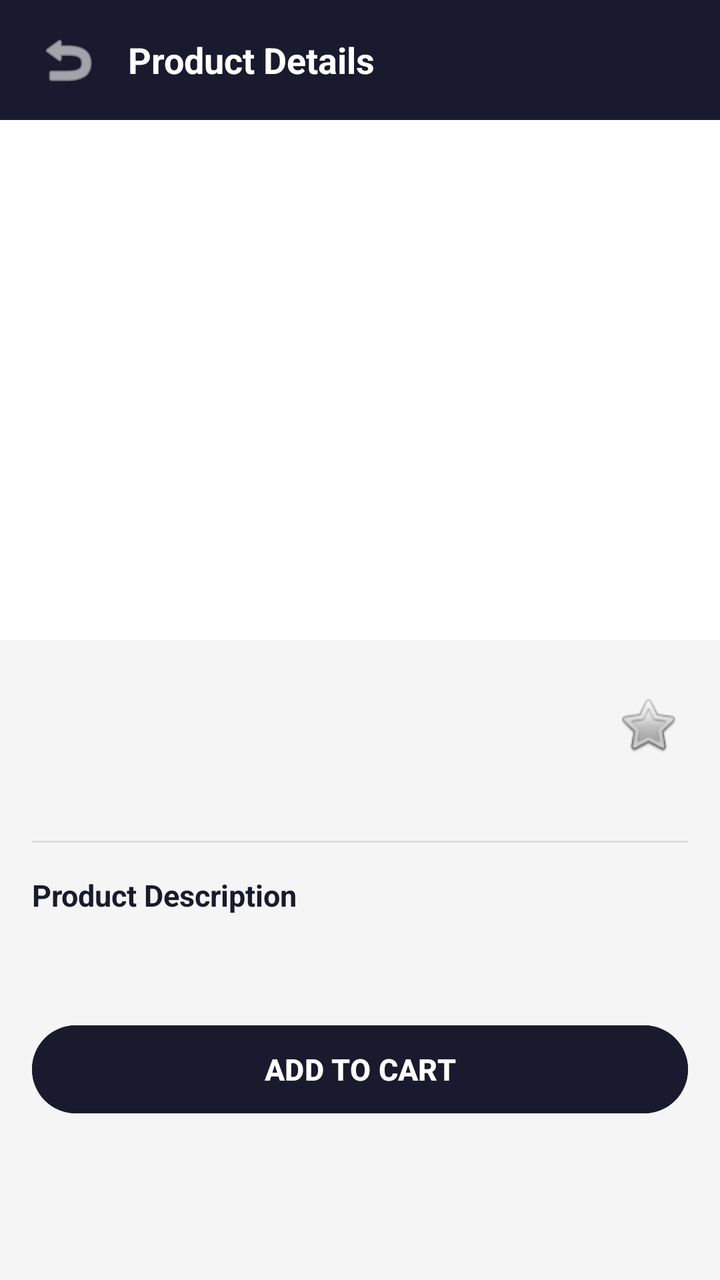
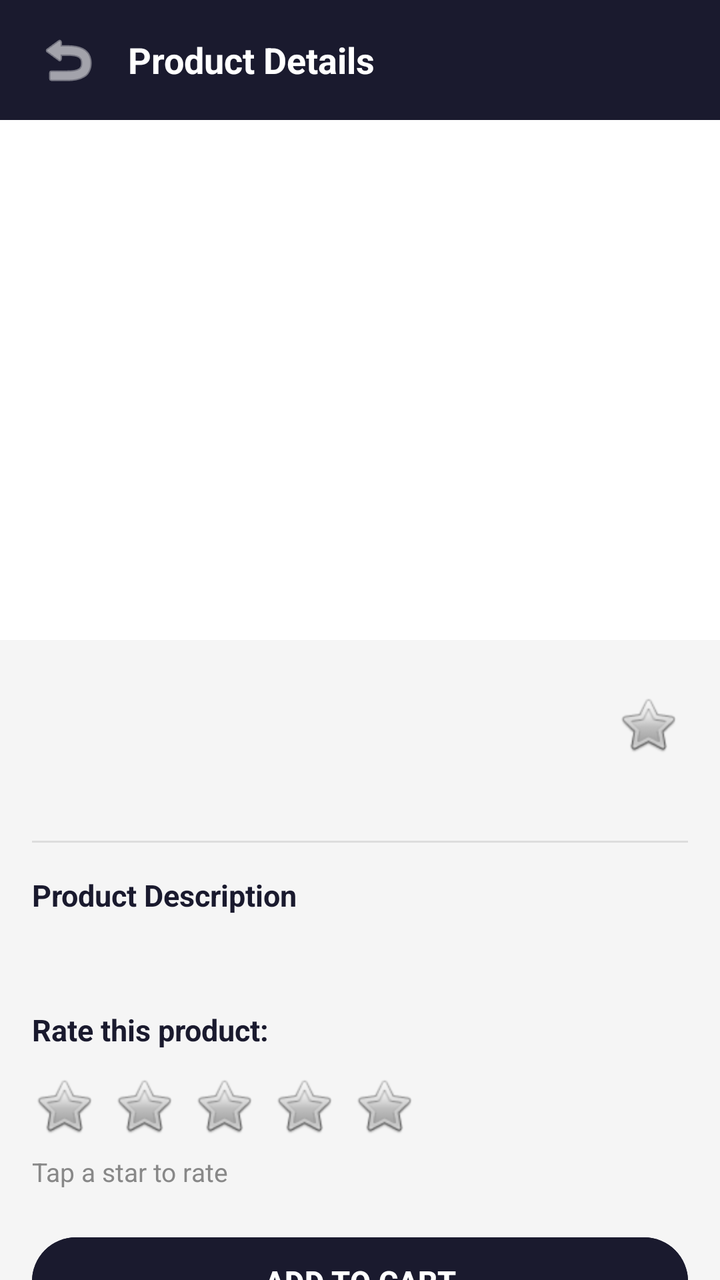

Screens rendered from an Android XML layout before and after an edit, with the pre-edit source and the edit as a unified diff.
<!-- AndroidManifest.xml: application theme Theme.AlphonseTronics -->
<!-- res/layout/activity_product_detail.xml -->
<?xml version="1.0" encoding="utf-8"?>
<androidx.core.widget.NestedScrollView xmlns:android="http://schemas.android.com/apk/res/android"
    xmlns:app="http://schemas.android.com/apk/res-auto"
    android:layout_width="match_parent"
    android:layout_height="match_parent"
    android:background="#F5F5F5"
    android:fillViewport="true">

    <androidx.constraintlayout.widget.ConstraintLayout
        android:id="@+id/main"
        android:layout_width="match_parent"
        android:layout_height="wrap_content">

        
        <LinearLayout
            android:id="@+id/topBar"
            android:layout_width="0dp"
            android:layout_height="60dp"
            android:background="#1A1A2E"
            android:gravity="center_vertical"
            android:orientation="horizontal"
            android:paddingStart="16dp"
            android:paddingEnd="16dp"
            app:layout_constraintTop_toTopOf="parent"
            app:layout_constraintStart_toStartOf="parent"
            app:layout_constraintEnd_toEndOf="parent">

            <ImageButton
                android:id="@+id/btnBack"
                android:layout_width="36dp"
                android:layout_height="36dp"
                android:background="?attr/selectableItemBackgroundBorderless"
                android:src="@android:drawable/ic_menu_revert"
                android:contentDescription="Back"
                android:layout_marginEnd="12dp"
                app:tint="#FFFFFF" />

            <TextView
                android:layout_width="0dp"
                android:layout_height="wrap_content"
                android:layout_weight="1"
                android:text="Product Details"
                android:textColor="#FFFFFF"
                android:textSize="18sp"
                android:textStyle="bold" />

        </LinearLayout>

        
        <ImageView
            android:id="@+id/imgProduct"
            android:layout_width="0dp"
            android:layout_height="260dp"
            android:scaleType="fitCenter"
            android:background="#FFFFFF"
            android:padding="24dp"
            app:layout_constraintTop_toBottomOf="@id/topBar"
            app:layout_constraintStart_toStartOf="parent"
            app:layout_constraintEnd_toEndOf="parent" />

        
        <TextView
            android:id="@+id/tvProductName"
            android:layout_width="0dp"
            android:layout_height="wrap_content"
            android:textSize="20sp"
            android:textStyle="bold"
            android:textColor="#1A1A2E"
            android:layout_marginStart="16dp"
            android:layout_marginEnd="16dp"
            android:layout_marginTop="20dp"
            app:layout_constraintTop_toBottomOf="@id/imgProduct"
            app:layout_constraintStart_toStartOf="parent"
            app:layout_constraintEnd_toEndOf="parent" />

        
        <TextView
            android:id="@+id/tvPrice"
            android:layout_width="0dp"
            android:layout_height="wrap_content"
            android:textSize="22sp"
            android:textStyle="bold"
            android:textColor="#0066CC"
            android:layout_marginStart="16dp"
            android:layout_marginTop="8dp"
            app:layout_constraintTop_toBottomOf="@id/tvProductName"
            app:layout_constraintStart_toStartOf="parent" />

        
        <ImageButton
            android:id="@+id/btnLiked"
            android:layout_width="40dp"
            android:layout_height="40dp"
            android:background="?attr/selectableItemBackgroundBorderless"
            android:src="@android:drawable/btn_star_big_off"
            android:contentDescription="Like"
            android:layout_marginEnd="16dp"
            app:layout_constraintTop_toBottomOf="@id/imgProduct"
            app:layout_constraintEnd_toEndOf="parent"
            app:layout_constraintBottom_toBottomOf="@id/tvPrice" />

        
        <View
            android:id="@+id/divider"
            android:layout_width="0dp"
            android:layout_height="1dp"
            android:background="#DDDDDD"
            android:layout_marginStart="16dp"
            android:layout_marginEnd="16dp"
            android:layout_marginTop="16dp"
            app:layout_constraintTop_toBottomOf="@id/tvPrice"
            app:layout_constraintStart_toStartOf="parent"
            app:layout_constraintEnd_toEndOf="parent" />

        
        <TextView
            android:id="@+id/tvDescLabel"
            android:layout_width="0dp"
            android:layout_height="wrap_content"
            android:text="Product Description"
            android:textSize="15sp"
            android:textStyle="bold"
            android:textColor="#1A1A2E"
            android:layout_marginStart="16dp"
            android:layout_marginEnd="16dp"
            android:layout_marginTop="16dp"
            app:layout_constraintTop_toBottomOf="@id/divider"
            app:layout_constraintStart_toStartOf="parent"
            app:layout_constraintEnd_toEndOf="parent" />

        
        <TextView
            android:id="@+id/tvDescription"
            android:layout_width="0dp"
            android:layout_height="wrap_content"
            android:textSize="14sp"
            android:textColor="#555555"
            android:lineSpacingExtra="4dp"
            android:layout_marginStart="16dp"
            android:layout_marginEnd="16dp"
            android:layout_marginTop="8dp"
            app:layout_constraintTop_toBottomOf="@id/tvDescLabel"
            app:layout_constraintStart_toStartOf="parent"
            app:layout_constraintEnd_toEndOf="parent" />

        
        <Button
            android:id="@+id/btnAddToCart"
            android:layout_width="0dp"
            android:layout_height="52dp"
            android:text="ADD TO CART"
            android:textSize="15sp"
            android:textStyle="bold"
            android:backgroundTint="#1A1A2E"
            android:layout_marginStart="16dp"
            android:layout_marginEnd="16dp"
            android:layout_marginTop="24dp"
            android:layout_marginBottom="32dp"
            app:layout_constraintTop_toBottomOf="@id/tvDescription"
            app:layout_constraintStart_toStartOf="parent"
            app:layout_constraintEnd_toEndOf="parent" />

    </androidx.constraintlayout.widget.ConstraintLayout>
</androidx.core.widget.NestedScrollView>
<!-- resources referenced by this layout -->
<resources>
  <style name="Theme.AlphonseTronics" parent="Base.Theme.AlphonseTronics" />
  <style name="Base.Theme.AlphonseTronics" parent="Theme.Material3.DayNight.NoActionBar">
          
          
      </style>
</resources>

<!-- the commit's change to res/layout/activity_product_detail.xml (unified diff, before → after) -->
@@ -144,6 +144,90 @@
             app:layout_constraintEnd_toEndOf="parent" />
 
         
+        <TextView
+            android:id="@+id/tvRatingLabel"
+            android:layout_width="0dp"
+            android:layout_height="wrap_content"
+            android:text="Rate this product:"
+            android:textSize="15sp"
+            android:textStyle="bold"
+            android:textColor="#1A1A2E"
+            android:layout_marginStart="16dp"
+            android:layout_marginEnd="16dp"
+            android:layout_marginTop="20dp"
+            app:layout_constraintTop_toBottomOf="@id/tvDescription"
+            app:layout_constraintStart_toStartOf="parent"
+            app:layout_constraintEnd_toEndOf="parent" />
+
+        
+        <LinearLayout
+            android:id="@+id/ratingRow"
+            android:layout_width="wrap_content"
+            android:layout_height="wrap_content"
+            android:orientation="horizontal"
+            android:layout_marginStart="12dp"
+            android:layout_marginTop="8dp"
+            app:layout_constraintTop_toBottomOf="@id/tvRatingLabel"
+            app:layout_constraintStart_toStartOf="parent">
+
+            <ImageButton
+                android:id="@+id/star1"
+                android:layout_width="40dp"
+                android:layout_height="40dp"
+                android:background="?attr/selectableItemBackgroundBorderless"
+                android:src="@android:drawable/btn_star_big_off"
+                android:contentDescription="1 star" />
+
+            <ImageButton
+                android:id="@+id/star2"
+                android:layout_width="40dp"
+                android:layout_height="40dp"
+                android:background="?attr/selectableItemBackgroundBorderless"
+                android:src="@android:drawable/btn_star_big_off"
+                android:contentDescription="2 stars" />
+
+            <ImageButton
+                android:id="@+id/star3"
+                android:layout_width="40dp"
+                android:layout_height="40dp"
+                android:background="?attr/selectableItemBackgroundBorderless"
+                android:src="@android:drawable/btn_star_big_off"
+                android:contentDescription="3 stars" />
+
+            <ImageButton
+                android:id="@+id/star4"
+                android:layout_width="40dp"
+                android:layout_height="40dp"
+                android:background="?attr/selectableItemBackgroundBorderless"
+                android:src="@android:drawable/btn_star_big_off"
+                android:contentDescription="4 stars" />
+
+            <ImageButton
+                android:id="@+id/star5"
+                android:layout_width="40dp"
+                android:layout_height="40dp"
+                android:background="?attr/selectableItemBackgroundBorderless"
+                android:src="@android:drawable/btn_star_big_off"
+                android:contentDescription="5 stars" />
+
+        </LinearLayout>
+
+        
+        <TextView
+            android:id="@+id/tvRatingStatus"
+            android:layout_width="0dp"
+            android:layout_height="wrap_content"
+            android:text="Tap a star to rate"
+            android:textSize="13sp"
+            android:textColor="#888888"
+            android:layout_marginStart="16dp"
+            android:layout_marginEnd="16dp"
+            android:layout_marginTop="4dp"
+            app:layout_constraintTop_toBottomOf="@id/ratingRow"
+            app:layout_constraintStart_toStartOf="parent"
+            app:layout_constraintEnd_toEndOf="parent" />
+
+        
         <Button
             android:id="@+id/btnAddToCart"
             android:layout_width="0dp"
@@ -154,9 +238,9 @@
             android:backgroundTint="#1A1A2E"
             android:layout_marginStart="16dp"
             android:layout_marginEnd="16dp"
-            android:layout_marginTop="24dp"
+            android:layout_marginTop="20dp"
             android:layout_marginBottom="32dp"
-            app:layout_constraintTop_toBottomOf="@id/tvDescription"
+            app:layout_constraintTop_toBottomOf="@id/tvRatingStatus"
             app:layout_constraintStart_toStartOf="parent"
             app:layout_constraintEnd_toEndOf="parent" />
 
